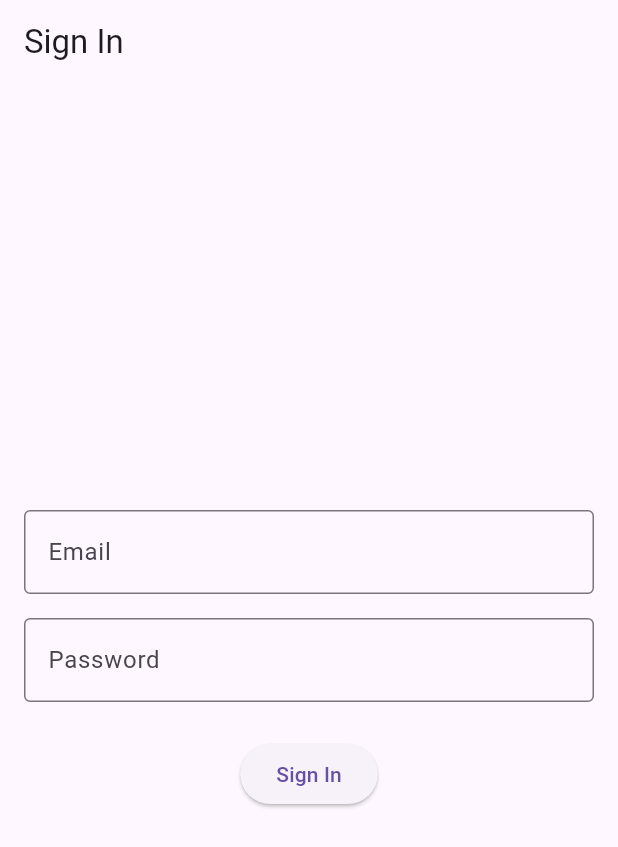
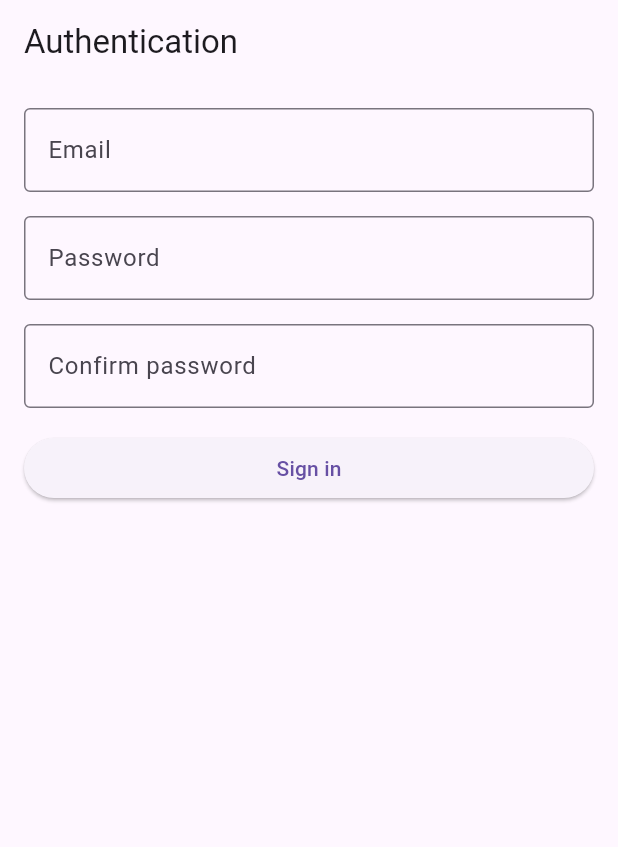
Before and after one commit to Rymfaar/daggerheart-beyond, a Flutter app: the screen it shows after launch, on a phone screen of 412 x 824 dp. Shown: the top 847 px of the screen. Run offline on Flutter 3.47's test engine with Material 3 defaults, Android fonts, the phone set to English and light mode, and no system bars; our stand-ins replace equatable, firebase_auth, firebase_core, flutter_bloc; accounts and stored records are empty.

Commit message:
feat(auth): working sign-up process

````diff
--- /dev/null
+++ b/devtools_options.yaml
@@ -0,0 +1,3 @@
+description: This file stores settings for Dart & Flutter DevTools.
+documentation: https://docs.flutter.dev/tools/devtools/extensions#configure-extension-enablement-states
+extensions:
--- /dev/null
+++ b/l10n.yaml
@@ -0,0 +1,5 @@
+arb-dir: lib/l10n
+template-arb-file: app_en.arb
+output-localization-file: app_localizations.dart
+output-dir: lib/l10n/src
+synthetic-package: false
--- a/lib/daggerheart_beyond.dart
+++ b/lib/daggerheart_beyond.dart
@@ -1,10 +1,12 @@
 import 'package:daggerheart_beyond/data/data_sources/firebase_auth_data_source.dart';
 import 'package:daggerheart_beyond/data/repositories/auth_repository.dart';
 import 'package:daggerheart_beyond/domain/repositories/auth_repository.dart';
+import 'package:daggerheart_beyond/l10n/l10n.dart';
+import 'package:daggerheart_beyond/l10n/src/app_localizations.dart';
+import 'package:daggerheart_beyond/presentation/features/auth/auth_view.dart';
 import 'package:flutter/material.dart';
 import 'package:flutter_bloc/flutter_bloc.dart';
 import 'package:daggerheart_beyond/domain/blocs/auth/auth_bloc.dart';
-import 'package:daggerheart_beyond/presentation/features/auth/sign_in_view.dart';
 
 class DaggerheartBeyondApp extends StatelessWidget {
   DaggerheartBeyondApp({super.key});
@@ -17,6 +19,9 @@ class DaggerheartBeyondApp extends StatelessWidget {
       title: 'Daggerheart Beyond',
       debugShowCheckedModeBanner: true,
       // TODO: add custom theme
+      supportedLocales: L10n.all,
+      locale: const Locale('en'),
+      localizationsDelegates: AppLocalizations.localizationsDelegates,
       home: MultiRepositoryProvider(
         providers: [
           RepositoryProvider<IAuthRepository>(create: (_) => _authRespository),
@@ -27,7 +32,7 @@ class DaggerheartBeyondApp extends StatelessWidget {
               create: (context) => AuthBloc(context.read<IAuthRepository>()),
             ),
           ],
-          child: SignInView(),
+          child: AuthView(),
         ),
       ),
     );
--- a/lib/domain/blocs/auth/auth_event.dart
+++ b/lib/domain/blocs/auth/auth_event.dart
@@ -2,23 +2,21 @@ part of 'auth_bloc.dart';
 
 abstract class AuthEvent {}
 
-class SignInPressed extends AuthEvent {
+class LogInPressed extends AuthEvent {
   final String email;
   final String password;
 
-  SignInPressed({required this.email, required this.password});
+  LogInPressed({required this.email, required this.password});
 }
 
 class CreateAccountPressed extends AuthEvent {
   final String username;
   final String email;
   final String password;
-  final String passwordConfirm;
 
   CreateAccountPressed({
     required this.username,
     required this.email,
     required this.password,
-    required this.passwordConfirm,
   });
 }
--- a/lib/domain/blocs/auth/auth_state.dart
+++ b/lib/domain/blocs/auth/auth_state.dart
@@ -5,7 +5,12 @@ sealed class AuthState extends Equatable {
   List<Object?> get props => [];
 }
 
-class AuthSignedOut extends AuthState {}
+//* Initial state
+class AuthLogIn extends AuthState {}
+
+class AuthSignIn extends AuthState {}
+
+class AuthLoading extends AuthState {}
 
 class AuthError extends AuthState {
   final Exception exception;
@@ -16,8 +21,6 @@ class AuthError extends AuthState {
   List<Object?> get props => [exception];
 }
 
-class AuthLoading extends AuthState {}
-
 class AuthSignedIn extends AuthState {
   final UserEntity user;
 
--- /dev/null
+++ b/lib/l10n/app_en.arb
@@ -0,0 +1,14 @@
+{
+    "@@locale": "en",
+    "language": "English",
+    "auth": "AUTHENTICATION",
+    "auth_signIn": "Sign in",
+    "auth_logIn": "Log in",
+    "auth_email": "Email",
+    "auth_password": "Password",
+    "auth_confirmPassword": "Confirm password",
+    "auth_noEmailError": "Please enter your email",
+    "auth_invalidEmailError": "Please enter a valid email",
+    "auth_noPasswordError": "Please enter your password",
+    "auth_shortPasswordError": "Password must be at least 6 characters"
+}
--- /dev/null
+++ b/lib/l10n/l10n.dart
@@ -0,0 +1,5 @@
+import 'package:flutter/material.dart';
+
+class L10n {
+  static final all = [const Locale('en'), const Locale('fr')];
+}
--- /dev/null
+++ b/lib/l10n/src/app_localizations.dart
@@ -0,0 +1,200 @@
+import 'dart:async';
+
+import 'package:flutter/foundation.dart';
+import 'package:flutter/widgets.dart';
+import 'package:flutter_localizations/flutter_localizations.dart';
+import 'package:intl/intl.dart' as intl;
+
+import 'app_localizations_en.dart';
+import 'app_localizations_fr.dart';
+
+// ignore_for_file: type=lint
+
+/// Callers can lookup localized strings with an instance of AppLocalizations
+/// returned by `AppLocalizations.of(context)`.
+///
+/// Applications need to include `AppLocalizations.delegate()` in their app's
+/// `localizationDelegates` list, and the locales they support in the app's
+/// `supportedLocales` list. For example:
+///
+/// ```dart
+/// import 'src/app_localizations.dart';
+///
+/// return MaterialApp(
+///   localizationsDelegates: AppLocalizations.localizationsDelegates,
+///   supportedLocales: AppLocalizations.supportedLocales,
+///   home: MyApplicationHome(),
+/// );
+/// ```
+///
+/// ## Update pubspec.yaml
+///
+/// Please make sure to update your pubspec.yaml to include the following
+/// packages:
+///
+/// ```yaml
+/// dependencies:
+///   # Internationalization support.
+///   flutter_localizations:
+///     sdk: flutter
+///   intl: any # Use the pinned version from flutter_localizations
+///
+///   # Rest of dependencies
+/// ```
+///
+/// ## iOS Applications
+///
+/// iOS applications define key application metadata, including supported
+/// locales, in an Info.plist file that is built into the application bundle.
+/// To configure the locales supported by your app, you’ll need to edit this
+/// file.
+///
+/// First, open your project’s ios/Runner.xcworkspace Xcode workspace file.
+/// Then, in the Project Navigator, open the Info.plist file under the Runner
+/// project’s Runner folder.
+///
+/// Next, select the Information Property List item, select Add Item from the
+/// Editor menu, then select Localizations from the pop-up menu.
+///
+/// Select and expand the newly-created Localizations item then, for each
+/// locale your application supports, add a new item and select the locale
+/// you wish to add from the pop-up menu in the Value field. This list should
+/// be consistent with the languages listed in the AppLocalizations.supportedLocales
+/// property.
+abstract class AppLocalizations {
+  AppLocalizations(String locale)
+    : localeName = intl.Intl.canonicalizedLocale(locale.toString());
+
+  final String localeName;
+
+  static AppLocalizations? of(BuildContext context) {
+    return Localizations.of<AppLocalizations>(context, AppLocalizations);
+  }
+
+  static const LocalizationsDelegate<AppLocalizations> delegate =
+      _AppLocalizationsDelegate();
+
+  /// A list of this localizations delegate along with the default localizations
+  /// delegates.
+  ///
+  /// Returns a list of localizations delegates containing this delegate along with
+  /// GlobalMaterialLocalizations.delegate, GlobalCupertinoLocalizations.delegate,
+  /// and GlobalWidgetsLocalizations.delegate.
+  ///
+  /// Additional delegates can be added by appending to this list in
+  /// MaterialApp. This list does not have to be used at all if a custom list
+  /// of delegates is preferred or required.
+  static const List<LocalizationsDelegate<dynamic>> localizationsDelegates =
+      <LocalizationsDelegate<dynamic>>[
+        delegate,
+        GlobalMaterialLocalizations.delegate,
+        GlobalCupertinoLocalizations.delegate,
+        GlobalWidgetsLocalizations.delegate,
+      ];
+
+  /// A list of this localizations delegate's supported locales.
+  static const List<Locale> supportedLocales = <Locale>[
+    Locale('en'),
+    Locale('fr'),
+  ];
+
+  /// No description provided for @language.
+  ///
+  /// In en, this message translates to:
+  /// **'English'**
+  String get language;
+
+  /// No description provided for @auth.
+  ///
+  /// In en, this message translates to:
+  /// **'AUTHENTICATION'**
+  String get auth;
+
+  /// No description provided for @auth_signIn.
+  ///
+  /// In en, this message translates to:
+  /// **'Sign in'**
+  String get auth_signIn;
+
+  /// No description provided for @auth_logIn.
+  ///
+  /// In en, this message translates to:
+  /// **'Log in'**
+  String get auth_logIn;
+
+  /// No description provided for @auth_email.
+  ///
+  /// In en, this message translates to:
+  /// **'Email'**
+  String get auth_email;
+
+  /// No description provided for @auth_password.
+  ///
+  /// In en, this message translates to:
+  /// **'Password'**
+  String get auth_password;
+
+  /// No description provided for @auth_confirmPassword.
+  ///
+  /// In en, this message translates to:
+  /// **'Confirm password'**
+  String get auth_confirmPassword;
+
+  /// No description provided for @auth_noEmailError.
+  ///
+  /// In en, this message translates to:
+  /// **'Please enter your email'**
+  String get auth_noEmailError;
+
+  /// No description provided for @auth_invalidEmailError.
+  ///
+  /// In en, this message translates to:
+  /// **'Please enter a valid email'**
+  String get auth_invalidEmailError;
+
+  /// No description provided for @auth_noPasswordError.
+  ///
+  /// In en, this message translates to:
+  /// **'Please enter your password'**
+  String get auth_noPasswordError;
+
+  /// No description provided for @auth_shortPasswordError.
+  ///
+  /// In en, this message translates to:
+  /// **'Password must be at least 6 characters'**
+  String get auth_shortPasswordError;
+}
+
+class _AppLocalizationsDelegate
+    extends LocalizationsDelegate<AppLocalizations> {
+  const _AppLocalizationsDelegate();
+
+  @override
+  Future<AppLocalizations> load(Locale locale) {
+    return SynchronousFuture<AppLocalizations>(lookupAppLocalizations(locale));
+  }
+
+  @override
+  bool isSupported(Locale locale) =>
+      <String>['en', 'fr'].contains(locale.languageCode);
+
+  @override
+  bool shouldReload(_AppLocalizationsDelegate old) => false;
+}
+
+AppLocalizations lookupAppLocalizations(Locale locale) {
+  // Lookup logic when only language code is specified.
+  switch (locale.languageCode) {
+    case 'en':
+      return AppLocalizationsEn();
+    case 'fr':
+      return AppLocalizationsFr();
+  }
+
+  throw FlutterError(
+    'AppLocalizations.delegate failed to load unsupported locale "$locale". This is likely '
+    'an issue with the localizations generation tool. Please file an issue '
+    'on GitHub with a reproducible sample app and the gen-l10n configuration '
+    'that was used.',
+  );
+}
--- /dev/null
+++ b/lib/presentation/features/auth/auth_view.dart
@@ -0,0 +1,145 @@
+import 'package:daggerheart_beyond/domain/blocs/auth/auth.dart';
+import 'package:daggerheart_beyond/l10n/src/app_localizations.dart';
+import 'package:daggerheart_beyond/style/style.dart';
+import 'package:flutter/material.dart';
+import 'package:flutter_bloc/flutter_bloc.dart';
+
+class AuthView extends StatefulWidget {
+  const AuthView({super.key});
+
+  @override
+  State<AuthView> createState() => _AuthViewState();
+}
+
+class _AuthViewState extends State<AuthView> {
+  final _formKey = GlobalKey<FormState>();
+  final _emailController = TextEditingController();
+  final _usernameController = TextEditingController();
+  final _passwordController = TextEditingController();
+  final _passwordConfirmController = TextEditingController();
+
+  String? _validateEmail(String? value) {
+    if (value == null || value.isEmpty) {
+      return AppLocalizations.of(context)!.auth_noEmailError;
+    }
+    final emailRegex = RegExp(r'^[^@]+@[^@]+\.[^@]+');
+    if (!emailRegex.hasMatch(value)) {
+      return AppLocalizations.of(context)!.auth_invalidEmailError;
+    }
+    return null;
+  }
+
+  String? _validatePassword(String? value) {
+    if (value == null || value.isEmpty) {
+      return AppLocalizations.of(context)!.auth_noPasswordError;
+    }
+    if (value.length < 6) {
+      return AppLocalizations.of(context)!.auth_shortPasswordError;
+    }
+    return null;
+  }
+
+  void _onSignInPressed(BuildContext context) {
+    print("SignIn button pressed");
+    final isFormValid = _formKey.currentState?.validate() ?? false;
+    print("Form valid: $isFormValid");
+    final password = _passwordController.text;
+    final passwordConfirm = _passwordConfirmController.text;
+    final arePasswordsMatching = password == passwordConfirm;
+    print("Passwords matching: $arePasswordsMatching");
+    if (isFormValid && arePasswordsMatching) {
+      context.read<AuthBloc>().add(
+        CreateAccountPressed(
+          username: _usernameController.text,
+          email: _emailController.text,
+          password: _passwordController.text,
+        ),
+      );
+    }
+  }
+
+  Widget _buildSignIn() {
+    return Form(
+      key: _formKey,
+      child: Column(
+        mainAxisSize: MainAxisSize.min,
+        children: [
+          Spacings.verticalMd,
+          TextFormField(
+            controller: _emailController,
+            decoration: InputDecoration(
+              labelText: AppLocalizations.of(context)!.auth_email,
+              border: OutlineInputBorder(),
+            ),
+            keyboardType: TextInputType.emailAddress,
+            validator: (value) => _validateEmail(value),
+          ),
+          Spacings.verticalMd,
+          TextFormField(
+            controller: _passwordController,
+            decoration: InputDecoration(
+              labelText: AppLocalizations.of(context)!.auth_password,
+              border: OutlineInputBorder(),
+            ),
+            validator: (value) => _validatePassword(value),
+          ),
+          Spacings.verticalMd,
+          TextFormField(
+            controller: _passwordConfirmController,
+            decoration: InputDecoration(
+              labelText: AppLocalizations.of(context)!.auth_confirmPassword,
+              border: OutlineInputBorder(),
+            ),
+            validator: (value) => _validatePassword(value),
+          ),
+          Spacings.verticalMd,
+          BlocBuilder<AuthBloc, AuthState>(
+            builder: (context, state) {
+              final isLoading = state is AuthLoading;
+              return SizedBox(
+                width: double.infinity,
+                child: ElevatedButton(
+                  onPressed: isLoading ? null : () => _onSignInPressed(context),
+                  child: isLoading
+                      ? const SizedBox(
+                          width: 24,
+                          height: 24,
+                          child: CircularProgressIndicator(
+                            color: Colors.white,
+                            strokeWidth: 2,
+                          ),
+                        )
+                      : Text(AppLocalizations.of(context)!.auth_signIn),
+                ),
+              );
+            },
+          ),
+        ],
+      ),
+    );
+  }
+
+  @override
+  Widget build(BuildContext context) {
+    //! UNSIGNED, Sign-in
+    //* username field
+    //* password confirm field
+    //* sign in button
+    //* go to sign in button
+    //! UNSIGNED, Log-in
+    //* username / email field
+    //* password field
+    //* sign in button
+    //* go to sign ip button
+    return Scaffold(
+      appBar: AppBar(title: const Text('Authentication')),
+      body: BlocListener<AuthBloc, AuthState>(
+        listener: (context, state) {},
+        child: SingleChildScrollView(
+          padding: const EdgeInsets.only(left: Spacings.md, right: Spacings.md),
+          child: _buildSignIn(),
+        ),
+      ),
+    );
+  }
+}
--- a/lib/presentation/features/auth/sign_in_view.dart
+++ /dev/null
@@ -1,78 +0,0 @@
-import 'package:daggerheart_beyond/domain/blocs/auth/auth.dart';
-import 'package:flutter/material.dart';
-import 'package:flutter_bloc/flutter_bloc.dart';
-
-class SignInView extends StatelessWidget {
-  const SignInView({super.key});
-
-  @override
-  Widget build(BuildContext context) {
-    return Scaffold(
-      appBar: AppBar(
-        title: const Text('Sign In'),
-      ),
-      body: BlocListener<AuthBloc, AuthState>(
-        listener: (context, state) {
-          if (state is AuthError) {
-            ScaffoldMessenger.of(context).showSnackBar(
-              SnackBar(content: Text(state.exception.toString())),
-            );
-          }
-          if (state is AuthSignedIn) {
-            // Navigate to home or main screen
-            Navigator.of(context).pushReplacementNamed('/home');
-          }
-        },
-        child: Padding(
-          padding: const EdgeInsets.all(16.0),
-          child: Column(
-            mainAxisAlignment: MainAxisAlignment.center,
-            children: [
-              TextField(
-                decoration: const InputDecoration(
-                  labelText: 'Email',
-                  border: OutlineInputBorder(),
-                ),
-                onChanged: (email) {
-                  // Store email in local variable or form state
-                },
-              ),
-              const SizedBox(height: 16),
-              TextField(
-                decoration: const InputDecoration(
-                  labelText: 'Password',
-                  border: OutlineInputBorder(),
-                ),
-                obscureText: true,
-                onChanged: (password) {
-                  // Store password in local variable or form state
-                },
-              ),
-              const SizedBox(height: 24),
-              BlocBuilder<AuthBloc, AuthState>(
-                builder: (context, state) {
-                  return ElevatedButton(
-                    onPressed: state is AuthLoading
-                        ? null
-                        : () {
-                            // Dispatch sign in event to AuthBloc
-                            context.read<AuthBloc>().add(
-                                  SignInPressed(
-                                    email: 'email',
-                                    password: 'password',
-                                  ),
-                                );
-                          },
-                    child: state is AuthLoading
-                        ? const CircularProgressIndicator()
-                        : const Text('Sign In'),
-                  );
-                },
-              ),
-            ],
-          ),
-        ),
-      ),
-    );
-  }
-}
--- /dev/null
+++ b/lib/style/style.dart
@@ -0,0 +1,12 @@
+import 'package:flutter/material.dart';
+
+class Spacings {
+  // Standard medium spacing value
+  static const double md = 16.0;
+
+  // Vertical spacing
+  static const SizedBox verticalMd = SizedBox(height: md);
+
+  // Horizontal spacing
+  static const SizedBox horizontalMd = SizedBox(width: md);
+}
````
Also changed, not shown: lib/data/models/user_model.dart (deleted, +0 -65 lines), lib/domain/blocs/auth/auth_bloc.dart (+12 -5 lines), lib/l10n/app_fr.arb (added, +14 -0 lines), lib/l10n/src/app_localizations_en.dart (added, +44 -0 lines), lib/l10n/src/app_localizations_fr.dart (added, +44 -0 lines), pubspec.yaml (+7 -16 lines), lib/style/theme.dart (added), pubspec.lock, 2 other files.
